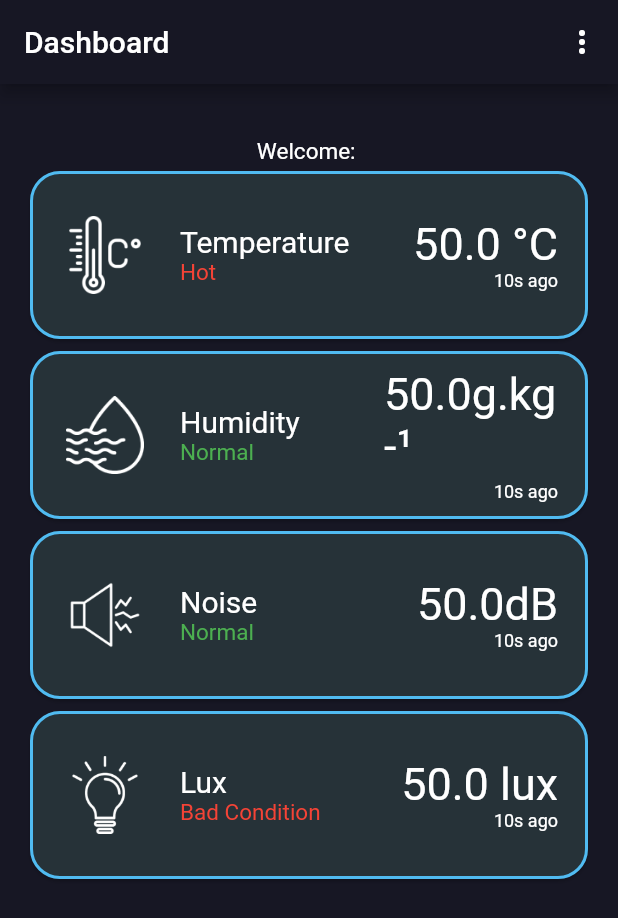
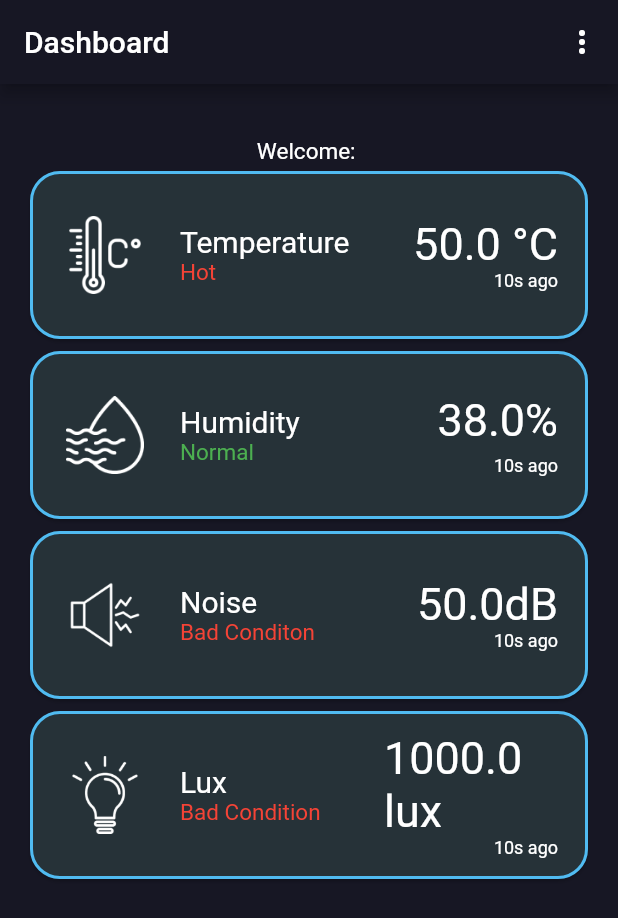
Before and after one commit to prineth/IoT-Project, a Flutter app: the screen it shows once a user with an empty profile is signed in, on a phone screen of 412 x 824 dp. Shown: the top 918 px of the screen. Run offline on Flutter 3.47's test engine with Material 2 defaults, Android fonts, the phone set to English and light mode, and no system bars; our stand-ins replace firebase_auth, firebase_core, fl_chart, syncfusion_flutter_gauges; accounts and stored records are empty.

Commit message:
version error

```diff
--- a/lib/Screens/dashboard.dart
+++ b/lib/Screens/dashboard.dart
@@ -13,7 +13,6 @@ import 'package:firebase_core/firebase_core.dart';
 import 'package:http/http.dart' as http;
 import 'dart:convert';
 
-
 class Dashboard extends StatefulWidget {
   Dashboard({Key? key}) : super(key: key);
 
@@ -23,9 +22,9 @@ class Dashboard extends StatefulWidget {
 
 class _DashboardState extends State<Dashboard> {
   double tempurature = 50.0;
-  double humidity = 0;
-  double lux = 0;
-  double noise = 0;
+  double humidity = 38.0;
+  double lux = 1000.0;
+  double noise = 38.0;
 
   @override
   Widget build(BuildContext context) {
@@ -46,8 +45,11 @@ class _DashboardState extends State<Dashboard> {
               children: [
                 const SizedBox(height: 20),
                 Text(
-                    "Welcome: " + user.email!,
-                    style: const TextStyle(fontSize:15, fontWeight: FontWeight.normal,color: Colors.white),
+                  "Welcome: " + user.email!,
+                  style: const TextStyle(
+                      fontSize: 15,
+                      fontWeight: FontWeight.normal,
+                      color: Colors.white),
                 ),
                 SizedBox(
                   height: 120,
@@ -194,15 +196,15 @@ class _DashboardState extends State<Dashboard> {
                                   crossAxisAlignment: CrossAxisAlignment.end,
                                   children: [
                                     Text(
-                                      '$tempurature' + 'g.kg-¹',
+                                      '$humidity' + '%',
                                       style: const TextStyle(
                                         color: Colors.white,
                                         fontSize: 30,
                                       ),
                                     ),
-                                    Padding(
-                                      padding: const EdgeInsets.only(top: 6.0),
-                                      child: const Text(
+                                    const Padding(
+                                      padding: EdgeInsets.only(top: 6.0),
+                                      child: Text(
                                         '10s ago',
                                         style: TextStyle(
                                           color: Colors.white,
@@ -365,7 +367,7 @@ class _DashboardState extends State<Dashboard> {
                                   crossAxisAlignment: CrossAxisAlignment.end,
                                   children: [
                                     Text(
-                                      '$tempurature lux',
+                                      '$lux lux',
                                       style: const TextStyle(
                                         color: Colors.white,
                                         fontSize: 30,
@@ -431,7 +433,7 @@ class _DashboardState extends State<Dashboard> {
             )),
         const PopupMenuDivider(),
         PopupMenuItem<int>(
-          onTap: ()=>FirebaseAuth.instance.signOut(),
+            onTap: () => FirebaseAuth.instance.signOut(),
             value: 2,
             child: Row(
               children: [
```
Also changed, not shown: pubspec.lock.
